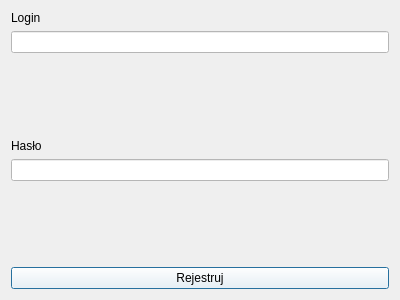
przemek1793/UML-z-qt, file rejestracja.ui: the form before one commit.
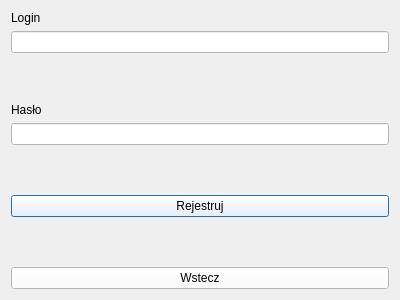
The form after the commit.

Diff of the .ui file:
```diff
--- a/rejestracja.ui
+++ b/rejestracja.ui
@@ -78,6 +78,29 @@
      </property>
     </widget>
    </item>
+   <item>
+    <spacer name="verticalSpacer_3">
+     <property name="orientation">
+      <enum>Qt::Vertical</enum>
+     </property>
+     <property name="sizeHint" stdset="0">
+      <size>
+       <width>20</width>
+       <height>40</height>
+      </size>
+     </property>
+    </spacer>
+   </item>
+   <item>
+    <widget class="QPushButton" name="Wstecz">
+     <property name="styleSheet">
+      <string notr="true">background-color:white;</string>
+     </property>
+     <property name="text">
+      <string>Wstecz</string>
+     </property>
+    </widget>
+   </item>
   </layout>
  </widget>
  <resources/>
```
